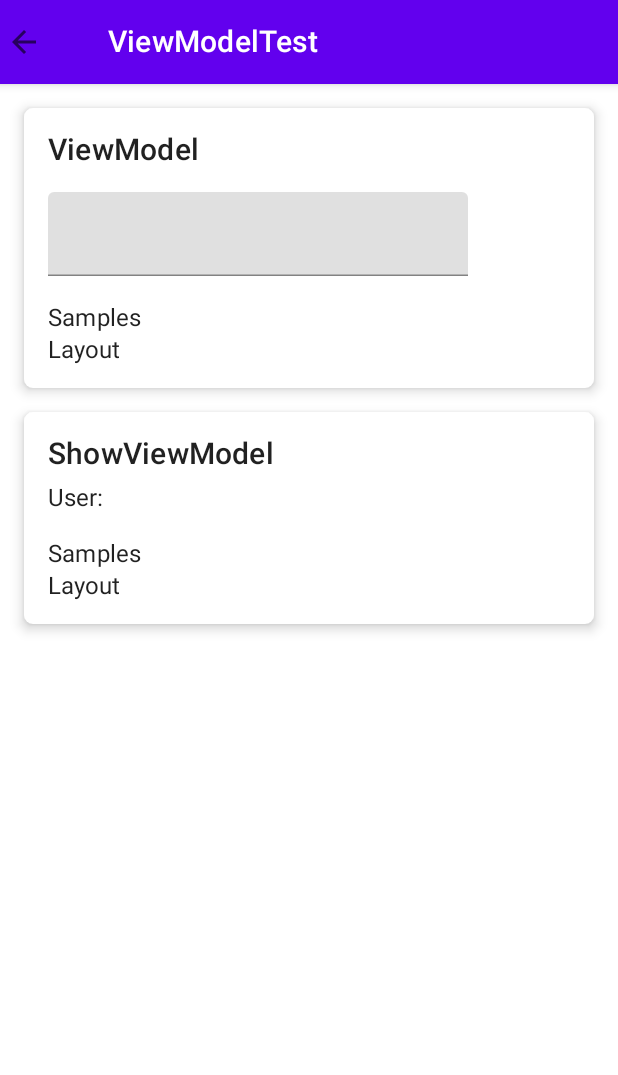
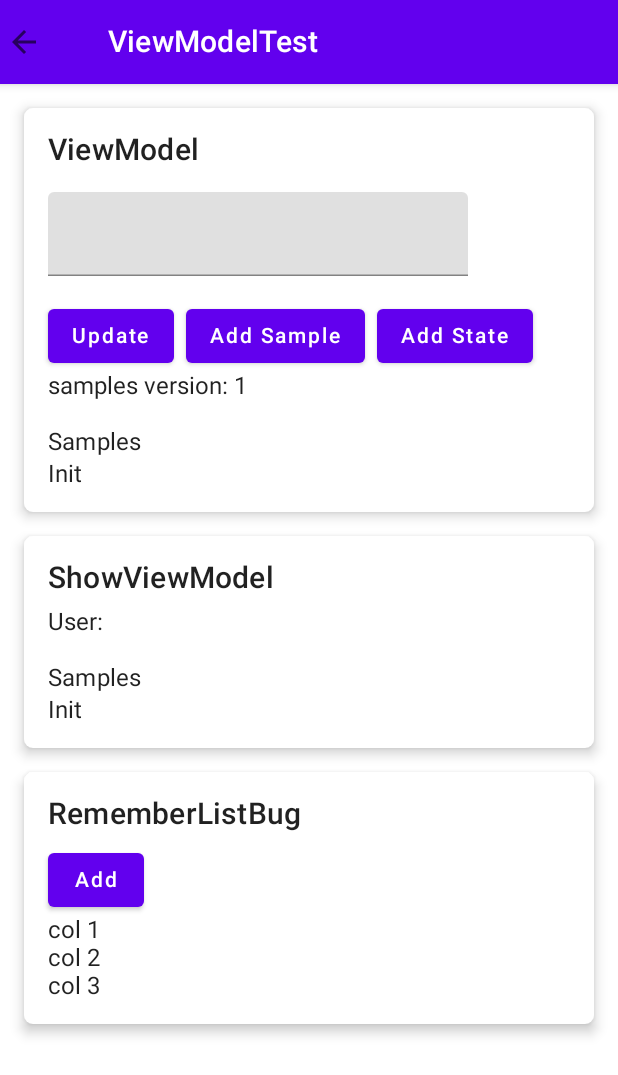
Before and after one commit to dxslin/ComposeStudy, an Android app built with Jetpack Compose: the ROUTE_VIEW_MODEL_TEST screen opened through its navigation route, on a phone screen of 412 x 824 dp. Shown: the top 1075 px of the screen. Run offline under Robolectric (Android 15) with nearby library versions, the phone set to English and light mode, and no system bars; our stand-ins replace Timber, accompanist, constraintlayout-compose, livedata-compose; libraries missing offline, so code that uses them is left out: dev.chrisbanes.accompanist; missing, so only their content is drawn: ProvideWindowInsets; 1 statement that could not run was skipped.

Commit message:
[dev] remember list test

```diff
--- a/app/build.gradle
+++ b/app/build.gradle
@@ -71,6 +71,8 @@ dependencies {
     implementation Libs.AndroidX.Compose.tooling
     implementation Libs.AndroidX.Compose.livedata
 
+    implementation Libs.AndroidX.Jetpack.livedataKtx
+
     implementation Libs.Accompanist.coil
     implementation Libs.Accompanist.insets
 
--- a/app/src/main/java/com/slin/compose/study/ui/unite/ViewModelTest.kt
+++ b/app/src/main/java/com/slin/compose/study/ui/unite/ViewModelTest.kt
@@ -1,22 +1,32 @@
 package com.slin.compose.study.ui.unite
 
+import androidx.compose.animation.ExperimentalAnimationApi
+import androidx.compose.foundation.ExperimentalFoundationApi
 import androidx.compose.foundation.clickable
 import androidx.compose.foundation.layout.Column
+import androidx.compose.foundation.layout.Row
 import androidx.compose.foundation.layout.padding
+import androidx.compose.material.Button
+import androidx.compose.material.ExperimentalMaterialApi
 import androidx.compose.material.Text
 import androidx.compose.material.TextField
 import androidx.compose.runtime.Composable
 import androidx.compose.runtime.getValue
 import androidx.compose.runtime.livedata.observeAsState
+import androidx.compose.runtime.mutableStateOf
+import androidx.compose.runtime.remember
 import androidx.compose.ui.Modifier
 import androidx.compose.ui.tooling.preview.Preview
 import androidx.lifecycle.viewmodel.compose.viewModel
 import com.slin.compose.study.ui.samples.LayoutItem
 import com.slin.compose.study.ui.samples.MultiTestPage
+import com.slin.compose.study.ui.samples.samples
 import com.slin.compose.study.ui.theme.ComposeStudyTheme
 import com.slin.compose.study.ui.theme.Size
 import com.slin.compose.study.ui.unite.viewmodel.HomeViewModel
 import com.slin.compose.study.ui.unite.viewmodel.UserViewModel
+import com.slin.compose.study.ui.unite.viewmodel.initSamples
+import com.slin.core.logger.logd
 
 /**
  * author: slin
@@ -25,31 +35,62 @@ import com.slin.compose.study.ui.unite.viewmodel.UserViewModel
  *
  */
 
+@ExperimentalMaterialApi
+@ExperimentalAnimationApi
+@ExperimentalFoundationApi
 @Preview
 @Composable
 fun ViewModelTest() {
     val testItems = listOf(
         LayoutItem("ViewModel") { UserModel() },
         LayoutItem("ShowViewModel") { ShowViewModel() },
+        LayoutItem("RememberListBug") { RememberListBug() },
     )
     MultiTestPage(title = "ViewModelTest", testItems = testItems)
 }
 
+@ExperimentalFoundationApi
+@ExperimentalAnimationApi
+@ExperimentalMaterialApi
 @Preview
 @Composable
 fun UserModel() {
     val userViewModel: UserViewModel = viewModel()
     val homeViewModel: HomeViewModel = viewModel()
+    logd { "UserModel: homeViewModel: $homeViewModel" }
 
     //如果需要使用observeAsState方法，需要导入compose-runtime/runtime-livedata
     val userName by userViewModel.userName.observeAsState("empty")
-    val samplePages by homeViewModel.samples.observeAsState(listOf())
+    val samplePages by homeViewModel.samples.observeAsState()
+
+    val sampleVersion by homeViewModel.samplesVersion.observeAsState()
 
     Column {
 
         TextField(value = userName, onValueChange = { text ->
             userViewModel.userName.value = text
         }, modifier = Modifier.padding(top = Size.small))
+
+        Row(modifier = Modifier.padding(top = Size.medium)) {
+            Button(
+                onClick = { homeViewModel.updateSamples(samples) },
+            ) {
+                Text(text = "Update")
+            }
+            Button(
+                onClick = { homeViewModel.addSamples() },
+                modifier = Modifier.padding(start = Size.small)
+            ) {
+                Text(text = "Add Sample")
+            }
+            Button(
+                onClick = { samplePages?.addAll(initSamples) },
+                modifier = Modifier.padding(start = Size.small)
+            ) {
+                Text(text = "Add State")
+            }
+        }
+        Text(text = "samples version: $sampleVersion")
 
         Text(
             text = "Samples",
@@ -61,7 +102,7 @@ fun UserModel() {
             style = ComposeStudyTheme.typography.subtitle1,
         )
         Column {
-            samplePages.forEach {
+            samplePages?.forEach {
                 Text(text = it.name)
             }
         }
@@ -73,10 +114,12 @@ fun UserModel() {
 fun ShowViewModel() {
     val userViewModel: UserViewModel = viewModel()
     val homeViewModel: HomeViewModel = viewModel()
+    logd { "ShowViewModel: HomeViewModel: $homeViewModel" }
 
     //如果需要使用observeAsState方法，需要导入compose-livedata
     val userName by userViewModel.userName.observeAsState("empty")
-    val samplePages by homeViewModel.samples.observeAsState(listOf())
+    val samplePages by homeViewModel.samples.observeAsState()
+    logd { "ShowViewModel: samplePages: $samplePages" }
 
     Column {
         Text(text = "User: $userName")
@@ -87,9 +130,43 @@ fun ShowViewModel() {
             style = ComposeStudyTheme.typography.subtitle1
         )
         Column {
-            samplePages.forEach {
+            logd { "ShowViewModel: samples update" }
+            samplePages?.forEach {
                 Text(text = it.name)
             }
         }
     }
 }
+
+@Composable
+fun RememberListBug() {
+    val names = mutableListOf(1, 2, 3)
+    var version = 0
+    val remNames by remember(version) { mutableStateOf(names) }
+
+    Column {
+        Row {
+            Button(
+                onClick = {
+                    remNames.add(names.last() + 1)
+                    version++
+
+                },
+            ) {
+                Text(text = "Add")
+            }
+//            Button(
+//                onClick = { homeViewModel.addSamples() },
+//                modifier = Modifier.padding(start = Size.small)
+//            ) {
+//                Text(text = "Add Sample")
+//            }
+        }
+        Column {
+            remNames.forEach { item ->
+                Text(text = "col $item")
+            }
+        }
+    }
+
+}
--- a/app/src/main/java/com/slin/compose/study/ui/unite/viewmodel/HomeViewModel.kt
+++ b/app/src/main/java/com/slin/compose/study/ui/unite/viewmodel/HomeViewModel.kt
@@ -3,10 +3,12 @@ package com.slin.compose.study.ui.unite.viewmodel
 import androidx.lifecycle.LiveData
 import androidx.lifecycle.MutableLiveData
 import androidx.lifecycle.ViewModel
+import androidx.lifecycle.asFlow
 import com.slin.compose.study.R
 import com.slin.compose.study.ui.NavDestinations
 import com.slin.compose.study.ui.samples.LayoutSample
 import com.slin.compose.study.ui.samples.SamplePage
+import com.slin.core.logger.logd
 
 /**
  * author: slin
@@ -14,19 +16,41 @@ import com.slin.compose.study.ui.samples.SamplePage
  * description:
  *
  */
+
+val initSamples = mutableListOf(
+    SamplePage(
+        "Init",
+        R.drawable.img_cartoon_1,
+        NavDestinations.ROUTE_LAYOUT
+    ) { LayoutSample() },
+)
+
 class HomeViewModel : ViewModel() {
 
-    private val _samples: MutableLiveData<List<SamplePage>> = MutableLiveData(ArrayList())
-    val samples: LiveData<List<SamplePage>> = _samples
+    private val _samples: MutableLiveData<MutableList<SamplePage>> = MutableLiveData(ArrayList())
+    val samples: LiveData<MutableList<SamplePage>> = _samples
+    val samplesVersion: MutableLiveData<Int> = MutableLiveData(0)
+    val msgs = samples.asFlow()
 
     init {
-        _samples.value = listOf(
-            SamplePage(
-                "Layout",
-                R.drawable.img_cartoon_1,
-                NavDestinations.ROUTE_LAYOUT
-            ) { LayoutSample() },
-        )
+        _samples.value = MutableList(initSamples.size) { index -> initSamples[index] }
+        _samples.observeForever { logd { "_samples size : ${it.size}" } }
+        samples.observeForever {
+            samplesVersion.value = samplesVersion.value?.plus(1)
+            logd { "samples size : ${it.size}" }
+        }
+
+    }
+
+    fun updateSamples(pages: List<SamplePage>) {
+        val mutablePages = MutableList(pages.size) { index -> pages[index] }
+        _samples.value = mutablePages
+
+    }
+
+    fun addSamples() {
+        _samples.value?.addAll(initSamples)
+        _samples.value = _samples.value
     }
 
 }
```
Also changed, not shown: app/src/main/java/com/slin/compose/study/ui/samples/GraphicSample.kt (+28 -0 lines), app/src/main/java/com/slin/compose/study/ui/samples/LayoutSample.kt (+21 -1 lines), buildSrc/src/main/java/com/slin/compose/buildSrc/Dependencies.kt (+7 -0 lines), app/src/main/java/com/slin/compose/study/ui/samples/AnimationSample.kt (line endings or trailing spaces).
